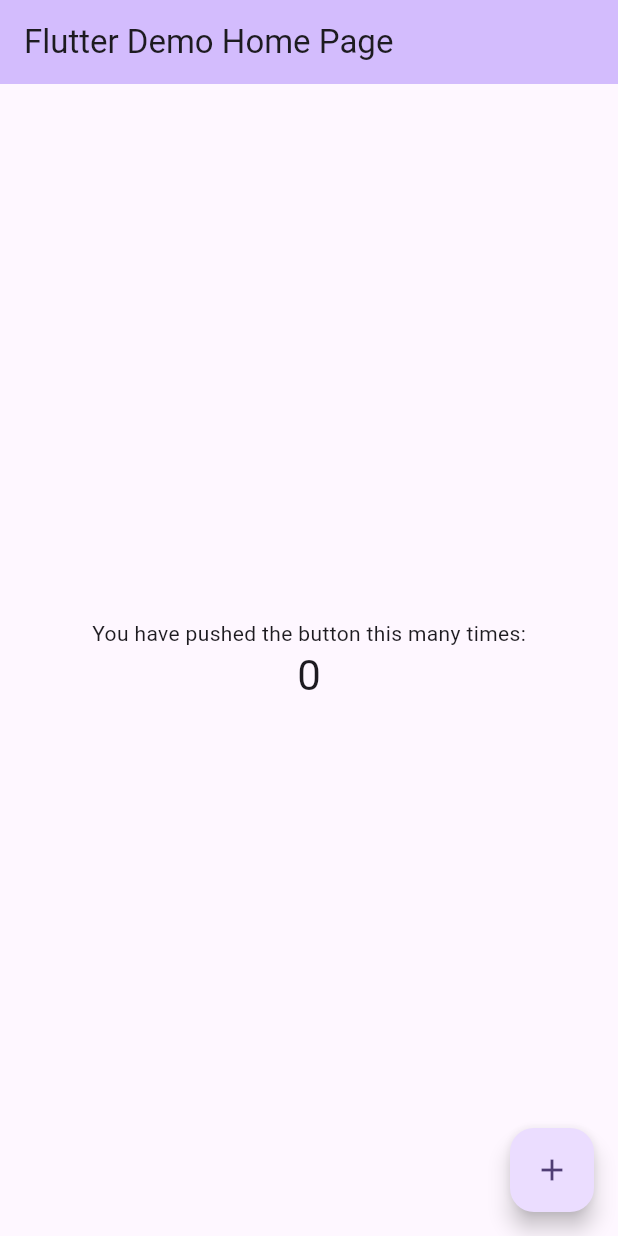
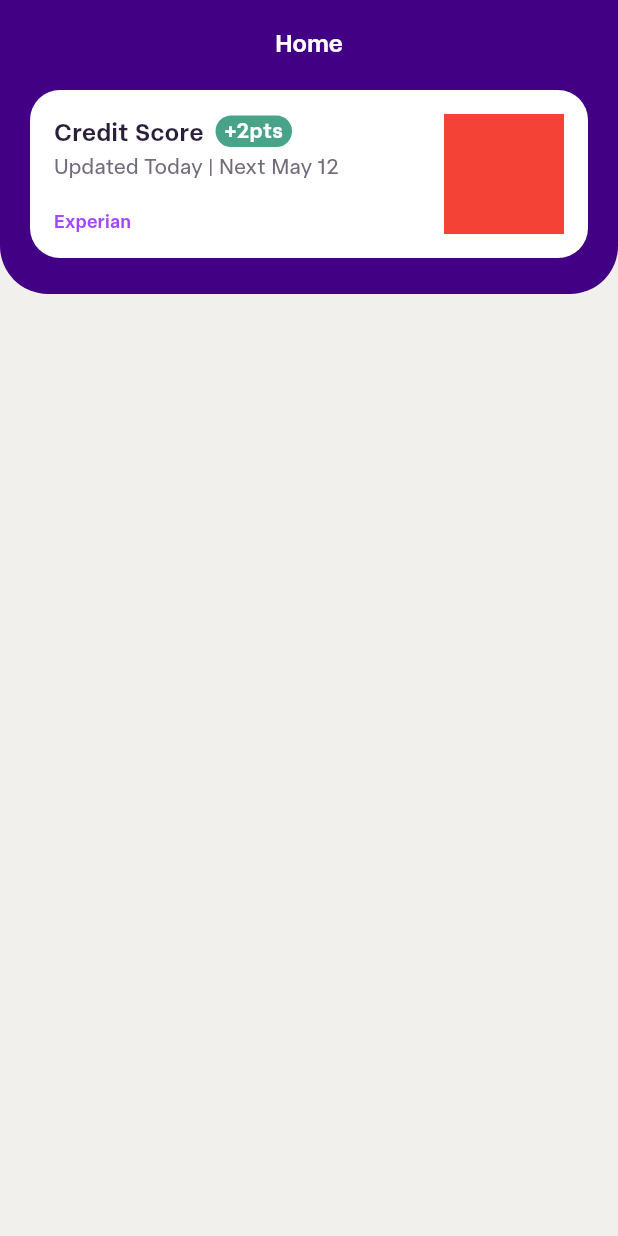
Before and after one commit to TytaniumDev/AvaTakeHome, a Flutter app: the screen it shows after launch, on a phone screen of 412 x 824 dp. Run offline on Flutter 3.47's test engine with Material 3 defaults, Android fonts, the light colour scheme and no system bars; our stand-ins replace flutter_riverpod, riverpod_annotation; generated files the repository leaves out were written again.

Commit message:
First night progress: - Added Fonts - Got first view/viewmodel/model/repo functional with Riverpod - Got most of the credit score header view implemented

```diff
--- /dev/null
+++ b/ava_take_home/lib/components/credit_score_header/credit_score_header_view.dart
@@ -0,0 +1,144 @@
+import 'package:ava_take_home/components/credit_score_header/credit_score_header_view_model.dart';
+import 'package:ava_take_home/theme.dart';
+import 'package:flutter/material.dart';
+import 'package:flutter_riverpod/flutter_riverpod.dart';
+
+@immutable
+class CreditScoreHeaderViewData {
+  /// In real code this would go through a localization function.
+  final String updatedDate;
+  final int creditScore;
+  final CreditScoreRating creditScoreRating;
+  final int creditScoreChange;
+  final String creditProvider;
+
+  const CreditScoreHeaderViewData({
+    required this.updatedDate,
+    required this.creditScore,
+    required this.creditScoreRating,
+    required this.creditScoreChange,
+    required this.creditProvider,
+  });
+}
+
+enum CreditScoreRating {
+  exceptional,
+  veryGood,
+  good,
+  fair,
+  poor;
+}
+
+class CreditScoreHeaderView extends ConsumerWidget {
+  const CreditScoreHeaderView({super.key});
+
+  @override
+  Widget build(BuildContext context, WidgetRef ref) {
+    final viewData = ref.watch(creditScoreHeaderViewModelProvider);
+
+    return Container(
+      padding: const EdgeInsets.all(16),
+      decoration: const ShapeDecoration(
+        color: AppColors.backgroundWhite,
+        shape: RoundedRectangleBorder(
+          borderRadius: BorderRadius.all(
+            Radius.circular(20),
+          ),
+        ),
+      ),
+      child: IntrinsicHeight(
+        child: Row(
+          children: [
+            Expanded(
+              child: Column(
+                crossAxisAlignment: CrossAxisAlignment.start,
+                mainAxisAlignment: MainAxisAlignment.spaceBetween,
+                children: [
+                  Column(
+                    crossAxisAlignment: CrossAxisAlignment.start,
+                    mainAxisSize: MainAxisSize.min,
+                    children: [
+                      Row(
+                        children: [
+                          const Text(
+                            'Credit Score',
+                            style: TextStyle(
+                              //TODO get color from theme
+                              color: Color(0xFF2A1E39),
+                              fontSize: 16,
+                              fontFamily: 'At Hauss',
+                              fontWeight: FontWeight.w600,
+                            ),
+                          ),
+                          const SizedBox(width: 8),
+                          ScoreChangeChip(
+                            scoreChange: viewData.creditScoreChange,
+                          ),
+                        ],
+                      ),
+                      const SizedBox(height: 2),
+                      Text(
+                        viewData.updatedDate,
+                        style: const TextStyle(
+                          //TODO get color from theme
+                          color: AppColors.textLight,
+                          fontSize: 14,
+                          fontFamily: 'At Hauss',
+                          fontWeight: FontWeight.w400,
+                        ),
+                      ),
+                    ],
+                  ),
+                  Text(
+                    viewData.creditProvider,
+                    style: const TextStyle(
+                      color: AppColors.lightPurple,
+                      fontSize: 12,
+                      fontFamily: 'At Hauss',
+                      fontWeight: FontWeight.w600,
+                      letterSpacing: 0.12,
+                    ),
+                  ),
+                ],
+              ),
+            ),
+            SizedBox(
+              height: 80,
+              width: 80,
+              child: Container(
+                color: Colors.red,
+              ),
+            ),
+          ],
+        ),
+      ),
+    );
+  }
+}
+
+class ScoreChangeChip extends StatelessWidget {
+  final int scoreChange;
+
+  const ScoreChangeChip({super.key, required this.scoreChange});
+
+  @override
+  Widget build(BuildContext context) {
+    return Container(
+      padding: const EdgeInsets.symmetric(horizontal: 6),
+      decoration: ShapeDecoration(
+        color: scoreChange > 0 ? AppColors.avaSecondary : AppColors.badRed,
+        shape: const StadiumBorder(),
+      ),
+      child: Text(
+        '${scoreChange > 0 ? '+' : '-'}${scoreChange}pts',
+        style: const TextStyle(
+          // TODO: Get color from theme
+          color: Colors.white,
+          fontSize: 14,
+          fontFamily: 'At Hauss',
+          fontWeight: FontWeight.w600,
+        ),
+      ),
+    );
+  }
+}
--- /dev/null
+++ b/ava_take_home/lib/components/credit_score_header/credit_score_header_view_model.dart
@@ -0,0 +1,19 @@
+import 'package:ava_take_home/components/credit_score_header/credit_score_header_view.dart';
+import 'package:riverpod_annotation/riverpod_annotation.dart';
+
+part 'credit_score_header_view_model.g.dart';
+
+@riverpod
+class CreditScoreHeaderViewModel extends _$CreditScoreHeaderViewModel {
+  @override
+  CreditScoreHeaderViewData build() {
+    // TODO grab this from repo
+    return const CreditScoreHeaderViewData(
+      updatedDate: 'Updated Today | Next May 12',
+      creditScore: 720,
+      creditScoreRating: CreditScoreRating.good,
+      creditScoreChange: 2,
+      creditProvider: 'Experian',
+    );
+  }
+}
--- /dev/null
+++ b/ava_take_home/lib/home.dart
@@ -0,0 +1,69 @@
+import 'package:ava_take_home/components/credit_score_header/credit_score_header_view.dart';
+import 'package:ava_take_home/theme.dart';
+import 'package:flutter/material.dart';
+
+class Home extends StatelessWidget {
+  const Home({super.key});
+
+  @override
+  Widget build(BuildContext context) {
+    return Scaffold(
+      appBar: AppBar(
+        title: const Text(
+          'Home',
+          textAlign: TextAlign.center,
+          style: TextStyle(
+            color: Colors.white,
+            fontSize: 16,
+            fontFamily: 'At Hauss',
+            fontWeight: FontWeight.w600,
+            height: 0.09,
+          ),
+        ),
+        centerTitle: true,
+        backgroundColor: AppColors.avaPrimary,
+      ),
+      backgroundColor: AppColors.manilla,
+      body: SafeArea(
+        child: Column(
+          children: [
+            const HeaderChin(
+              child: CreditScoreHeaderView(),
+            ),
+            Expanded(
+              child: ListView(),
+            ),
+          ],
+        ),
+      ),
+    );
+  }
+}
+
+class HeaderChin extends StatelessWidget {
+  final Widget child;
+
+  const HeaderChin({super.key, required this.child});
+
+  @override
+  Widget build(BuildContext context) {
+    return Container(
+      padding: const EdgeInsets.only(
+        top: 4,
+        left: 20,
+        right: 20,
+        bottom: 24,
+      ),
+      decoration: const ShapeDecoration(
+        color: AppColors.avaPrimary,
+        shape: RoundedRectangleBorder(
+          borderRadius: BorderRadius.only(
+            bottomLeft: Radius.circular(32),
+            bottomRight: Radius.circular(32),
+          ),
+        ),
+      ),
+      child: child,
+    );
+  }
+}
--- a/ava_take_home/lib/main.dart
+++ b/ava_take_home/lib/main.dart
@@ -1,125 +1,29 @@
+import 'package:ava_take_home/home.dart';
+import 'package:ava_take_home/theme.dart';
 import 'package:flutter/material.dart';
+import 'package:flutter_riverpod/flutter_riverpod.dart';
 
 void main() {
-  runApp(const MyApp());
+  runApp(
+    const ProviderScope(
+      child: AvaApp(),
+    ),
+  );
 }
 
-class MyApp extends StatelessWidget {
-  const MyApp({super.key});
+class AvaApp extends StatelessWidget {
+  const AvaApp({super.key});
 
   // This widget is the root of your application.
   @override
   Widget build(BuildContext context) {
     return MaterialApp(
-      title: 'Flutter Demo',
+      title: 'Ava Take Home',
       theme: ThemeData(
-        // This is the theme of your application.
-        //
-        // TRY THIS: Try running your application with "flutter run". You'll see
-        // the application has a purple toolbar. Then, without quitting the app,
-        // try changing the seedColor in the colorScheme below to Colors.green
-        // and then invoke "hot reload" (save your changes or press the "hot
-        // reload" button in a Flutter-supported IDE, or press "r" if you used
-        // the command line to start the app).
-        //
-        // Notice that the counter didn't reset back to zero; the application
-        // state is not lost during the reload. To reset the state, use hot
-        // restart instead.
-        //
-        // This works for code too, not just values: Most code changes can be
-        // tested with just a hot reload.
-        colorScheme: ColorScheme.fromSeed(seedColor: Colors.deepPurple),
+        colorScheme: ColorScheme.fromSeed(seedColor: AppColors.avaPrimary),
         useMaterial3: true,
       ),
-      home: const MyHomePage(title: 'Flutter Demo Home Page'),
+      home: const Home(),
     );
   }
 }
-
-class MyHomePage extends StatefulWidget {
-  const MyHomePage({super.key, required this.title});
-
-  // This widget is the home page of your application. It is stateful, meaning
-  // that it has a State object (defined below) that contains fields that affect
-  // how it looks.
-
-  // This class is the configuration for the state. It holds the values (in this
-  // case the title) provided by the parent (in this case the App widget) and
-  // used by the build method of the State. Fields in a Widget subclass are
-  // always marked "final".
-
-  final String title;
-
-  @override
-  State<MyHomePage> createState() => _MyHomePageState();
-}
-
-class _MyHomePageState extends State<MyHomePage> {
-  int _counter = 0;
-
-  void _incrementCounter() {
-    setState(() {
-      // This call to setState tells the Flutter framework that something has
-      // changed in this State, which causes it to rerun the build method below
-      // so that the display can reflect the updated values. If we changed
-      // _counter without calling setState(), then the build method would not be
-      // called again, and so nothing would appear to happen.
-      _counter++;
-    });
-  }
-
-  @override
-  Widget build(BuildContext context) {
-    // This method is rerun every time setState is called, for instance as done
-    // by the _incrementCounter method above.
-    //
-    // The Flutter framework has been optimized to make rerunning build methods
-    // fast, so that you can just rebuild anything that needs updating rather
-    // than having to individually change instances of widgets.
-    return Scaffold(
-      appBar: AppBar(
-        // TRY THIS: Try changing the color here to a specific color (to
-        // Colors.amber, perhaps?) and trigger a hot reload to see the AppBar
-        // change color while the other colors stay the same.
-        backgroundColor: Theme.of(context).colorScheme.inversePrimary,
-        // Here we take the value from the MyHomePage object that was created by
-        // the App.build method, and use it to set our appbar title.
-        title: Text(widget.title),
-      ),
-      body: Center(
-        // Center is a layout widget. It takes a single child and positions it
-        // in the middle of the parent.
-        child: Column(
-          // Column is also a layout widget. It takes a list of children and
-          // arranges them vertically. By default, it sizes itself to fit its
-          // children horizontally, and tries to be as tall as its parent.
-          //
-          // Column has various properties to control how it sizes itself and
-          // how it positions its children. Here we use mainAxisAlignment to
-          // center the children vertically; the main axis here is the vertical
-          // axis because Columns are vertical (the cross axis would be
-          // horizontal).
-          //
-          // TRY THIS: Invoke "debug painting" (choose the "Toggle Debug Paint"
-          // action in the IDE, or press "p" in the console), to see the
-          // wireframe for each widget.
-          mainAxisAlignment: MainAxisAlignment.center,
-          children: <Widget>[
-            const Text(
-              'You have pushed the button this many times:',
-            ),
-            Text(
-              '$_counter',
-              style: Theme.of(context).textTheme.headlineMedium,
-            ),
-          ],
-        ),
-      ),
-      floatingActionButton: FloatingActionButton(
-        onPressed: _incrementCounter,
-        tooltip: 'Increment',
-        child: const Icon(Icons.add),
-      ), // This trailing comma makes auto-formatting nicer for build methods.
-    );
-  }
-}
--- /dev/null
+++ b/ava_take_home/lib/theme.dart
@@ -0,0 +1,20 @@
+import 'package:flutter/material.dart';
+
+abstract class AppColors {
+  static const Color avaDark = Color(0xff2a1e39);
+  static const Color avaPrimary = Color(0xff420085);
+  static const Color avaSecondary = Color(0xff48a388);
+  static const Color avaSecondaryLight = Color(0xffa9eace);
+  static const Color backgroundWhite = Color(0xffffffff);
+  static const Color badRed = Color(0xffdd1338);
+  static const Color borderColor = Color(0x26000000);
+  static const Color disabled = Color(0xffd8d5d9);
+  static const Color fullBlack = Color(0xff000000);
+  static const Color lightPurple = Color(0xffa448ff);
+  static const Color manilla = Color(0xfff2f0ed);
+  static const Color okayOrange = Color(0xffff7e17);
+  static const Color textGreen = Color(0xff003928);
+  static const Color textLight = Color(0xff736b7c);
+  static const Color textPrimaryDark = Color(0xff2a1e39);
+  static const Color textWhite = Color(0xffffffff);
+}
```
Also changed, not shown: ava_take_home/analysis_options.yaml (+1 -23 lines), ava_take_home/lib/model/credit_score.dart (added, +77 -0 lines), ava_take_home/lib/repository/credit_score_respository.dart (added, +7 -0 lines), ava_take_home/pubspec.yaml (+11 -0 lines), ava_take_home/fonts/AtHaussTRIAL-Regular.otf (added), ava_take_home/fonts/AtHaussTRIAL-Semibold.otf (added), ava_take_home/fonts/AtSlamCndTRIAL-Regular.otf (added), ava_take_home/fonts/AtSlamCndTRIAL-Semibold.otf (added), ava_take_home/lib/components/credit_score_header/credit_score_header_view_model.g.dart (added), 2 other files.
